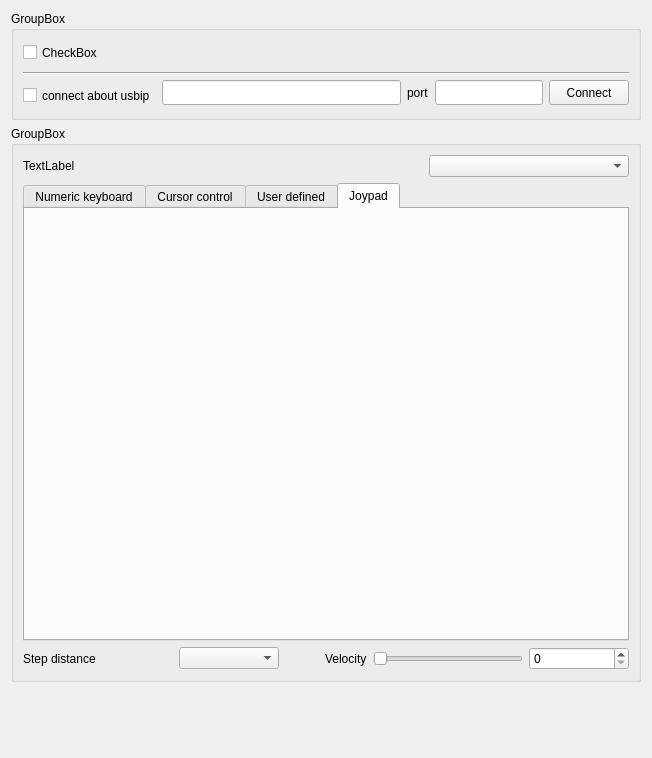
Old version of the form sources/forms/sControl.ui in the repository eduard-x/cnc-qt.
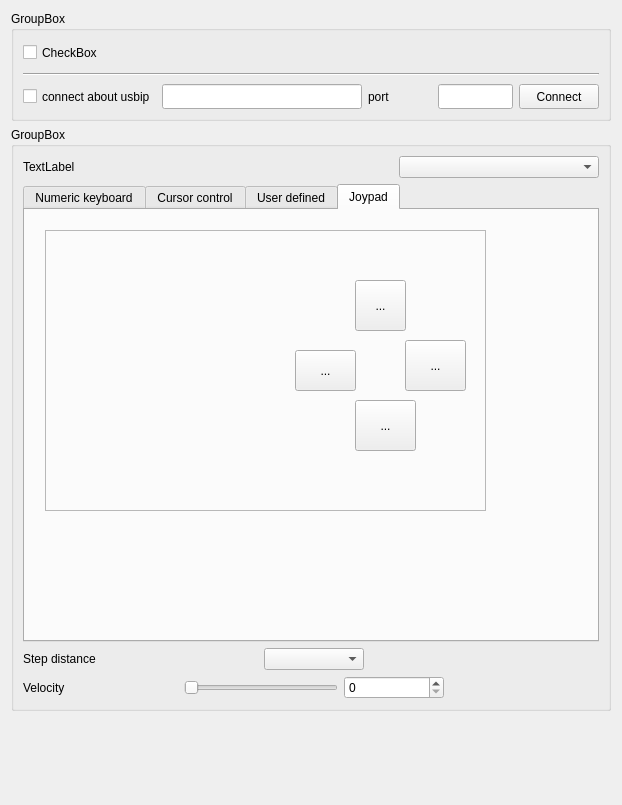
New version of the form. The open tabs and pages were chosen to show the change.

Commit message: control additinal functions

Diff of the .ui file:
```diff
--- a/sources/forms/sControl.ui
+++ b/sources/forms/sControl.ui
@@ -6,8 +6,8 @@
    <rect>
     <x>0</x>
     <y>0</y>
-    <width>647</width>
-    <height>758</height>
+    <width>612</width>
+    <height>805</height>
    </rect>
   </property>
   <property name="sizePolicy">
@@ -23,7 +23,7 @@
    <item row="0" column="0">
     <widget class="QGroupBox" name="groupRemote">
      <property name="sizePolicy">
-      <sizepolicy hsizetype="Minimum" vsizetype="Minimum">
+      <sizepolicy hsizetype="MinimumExpanding" vsizetype="MinimumExpanding">
        <horstretch>0</horstretch>
        <verstretch>0</verstretch>
       </sizepolicy>
@@ -31,34 +31,86 @@
      <property name="minimumSize">
       <size>
        <width>0</width>
-       <height>100</height>
+       <height>110</height>
       </size>
      </property>
      <property name="title">
       <string>GroupBox</string>
      </property>
-     <layout class="QGridLayout" name="gridLayout_2">
-      <item row="1" column="0" rowspan="2" colspan="5">
+     <layout class="QVBoxLayout" name="verticalLayout">
+      <item>
+       <widget class="QCheckBox" name="checkBoxOpenGL">
+        <property name="sizePolicy">
+         <sizepolicy hsizetype="Minimum" vsizetype="Minimum">
+          <horstretch>0</horstretch>
+          <verstretch>0</verstretch>
+         </sizepolicy>
+        </property>
+        <property name="minimumSize">
+         <size>
+          <width>0</width>
+          <height>25</height>
+         </size>
+        </property>
+        <property name="text">
+         <string>CheckBox</string>
+        </property>
+       </widget>
+      </item>
+      <item>
        <widget class="Line" name="line_2">
+        <property name="sizePolicy">
+         <sizepolicy hsizetype="Minimum" vsizetype="Minimum">
+          <horstretch>0</horstretch>
+          <verstretch>0</verstretch>
+         </sizepolicy>
+        </property>
         <property name="orientation">
          <enum>Qt::Horizontal</enum>
         </property>
        </widget>
       </item>
-      <item row="2" column="1" rowspan="2">
+      <item>
+       <layout class="QHBoxLayout" name="horizontalLayout_3">
+        <item>
+         <widget class="QCheckBox" name="checkBoxUSBIP">
+          <property name="sizePolicy">
+           <sizepolicy hsizetype="Minimum" vsizetype="Minimum">
+            <horstretch>0</horstretch>
+            <verstretch>0</verstretch>
+           </sizepolicy>
+          </property>
+          <property name="minimumSize">
+           <size>
+            <width>0</width>
+            <height>25</height>
+           </size>
+          </property>
+          <property name="text">
+           <string>connect about usbip</string>
+          </property>
+         </widget>
+        </item>
+        <item>
        <widget class="QLineEdit" name="lineEditIP">
+          <property name="sizePolicy">
+           <sizepolicy hsizetype="Minimum" vsizetype="Minimum">
+            <horstretch>0</horstretch>
+            <verstretch>0</verstretch>
+           </sizepolicy>
+          </property>
         <property name="minimumSize">
          <size>
-          <width>0</width>
+            <width>200</width>
           <height>25</height>
          </size>
         </property>
        </widget>
       </item>
-      <item row="2" column="2" rowspan="2">
+        <item>
        <widget class="QLabel" name="labelPort">
         <property name="sizePolicy">
-         <sizepolicy hsizetype="Minimum" vsizetype="Preferred">
+           <sizepolicy hsizetype="Minimum" vsizetype="Minimum">
           <horstretch>0</horstretch>
           <verstretch>0</verstretch>
          </sizepolicy>
@@ -74,10 +126,10 @@
         </property>
        </widget>
       </item>
-      <item row="2" column="3" rowspan="2">
+        <item>
        <widget class="QLineEdit" name="lineEditPort">
         <property name="sizePolicy">
-         <sizepolicy hsizetype="Minimum" vsizetype="Fixed">
+           <sizepolicy hsizetype="Minimum" vsizetype="Minimum">
           <horstretch>0</horstretch>
           <verstretch>0</verstretch>
          </sizepolicy>
@@ -88,10 +140,22 @@
           <height>25</height>
          </size>
         </property>
-       </widget>
-      </item>
-      <item row="2" column="4" rowspan="2">
+          <property name="maximumSize">
+           <size>
+            <width>75</width>
+            <height>16777215</height>
+           </size>
+          </property>
+         </widget>
+        </item>
+        <item>
        <widget class="QPushButton" name="pushConnect">
+          <property name="sizePolicy">
+           <sizepolicy hsizetype="Minimum" vsizetype="Minimum">
+            <horstretch>0</horstretch>
+            <verstretch>0</verstretch>
+           </sizepolicy>
+          </property>
         <property name="minimumSize">
          <size>
           <width>0</width>
@@ -103,37 +167,7 @@
         </property>
        </widget>
       </item>
-      <item row="3" column="0">
-       <widget class="QCheckBox" name="checkBox_29">
-        <property name="minimumSize">
-         <size>
-          <width>0</width>
-          <height>25</height>
-         </size>
-        </property>
-        <property name="text">
-         <string>connect about usbip</string>
-        </property>
-       </widget>
-      </item>
-      <item row="0" column="0" colspan="5">
-       <widget class="QCheckBox" name="checkBoxOpenGL">
-        <property name="sizePolicy">
-         <sizepolicy hsizetype="Minimum" vsizetype="Fixed">
-          <horstretch>0</horstretch>
-          <verstretch>0</verstretch>
-         </sizepolicy>
-        </property>
-        <property name="minimumSize">
-         <size>
-          <width>0</width>
-          <height>25</height>
-         </size>
-        </property>
-        <property name="text">
-         <string>CheckBox</string>
-        </property>
-       </widget>
+       </layout>
       </item>
      </layout>
     </widget>
@@ -157,6 +191,8 @@
      </property>
      <layout class="QGridLayout" name="gridLayout_45">
       <item row="0" column="0">
+       <layout class="QHBoxLayout" name="horizontalLayout_2">
+        <item>
        <widget class="QLabel" name="labelSelectKeyboard">
         <property name="sizePolicy">
          <sizepolicy hsizetype="Minimum" vsizetype="Preferred">
@@ -169,7 +205,7 @@
         </property>
        </widget>
       </item>
-      <item row="0" column="1">
+        <item>
        <widget class="QComboBox" name="comboBoxControl">
         <property name="sizePolicy">
          <sizepolicy hsizetype="Minimum" vsizetype="Fixed">
@@ -185,7 +221,9 @@
         </property>
        </widget>
       </item>
-      <item row="1" column="0" colspan="2">
+       </layout>
+      </item>
+      <item row="1" column="0">
        <widget class="QTabWidget" name="tabWidgetManual">
         <property name="sizePolicy">
          <sizepolicy hsizetype="Minimum" vsizetype="Expanding">
@@ -1266,13 +1304,87 @@
          <attribute name="title">
           <string>Joypad</string>
          </attribute>
+         <widget class="QFrame" name="frame">
+          <property name="geometry">
+           <rect>
+            <x>20</x>
+            <y>20</y>
+            <width>441</width>
+            <height>281</height>
+           </rect>
+          </property>
+          <property name="frameShape">
+           <enum>QFrame::StyledPanel</enum>
+          </property>
+          <property name="frameShadow">
+           <enum>QFrame::Raised</enum>
+          </property>
+          <widget class="QToolButton" name="toolButtonA">
+           <property name="geometry">
+            <rect>
+             <x>310</x>
+             <y>50</y>
+             <width>51</width>
+             <height>51</height>
+            </rect>
+           </property>
+           <property name="text">
+            <string>...</string>
+           </property>
+          </widget>
+          <widget class="QToolButton" name="toolButtonC">
+           <property name="geometry">
+            <rect>
+             <x>360</x>
+             <y>110</y>
+             <width>61</width>
+             <height>51</height>
+            </rect>
+           </property>
+           <property name="text">
+            <string>...</string>
+           </property>
+          </widget>
+          <widget class="QToolButton" name="toolButtonB">
+           <property name="geometry">
+            <rect>
+             <x>250</x>
+             <y>120</y>
+             <width>61</width>
+             <height>41</height>
+            </rect>
+           </property>
+           <property name="text">
+            <string>...</string>
+           </property>
+          </widget>
+          <widget class="QToolButton" name="toolButtonD">
+           <property name="geometry">
+            <rect>
+             <x>310</x>
+             <y>170</y>
+             <width>61</width>
+             <height>51</height>
+            </rect>
+           </property>
+           <property name="text">
+            <string>...</string>
+           </property>
+          </widget>
+         </widget>
         </widget>
        </widget>
       </item>
-      <item row="2" column="0" colspan="2">
+      <item row="2" column="0">
        <layout class="QHBoxLayout" name="horizontalLayout_4">
         <item>
          <widget class="QLabel" name="labelDistance">
+          <property name="sizePolicy">
+           <sizepolicy hsizetype="MinimumExpanding" vsizetype="Preferred">
+            <horstretch>0</horstretch>
+            <verstretch>0</verstretch>
+           </sizepolicy>
+          </property>
           <property name="minimumSize">
            <size>
             <width>150</width>
@@ -1286,6 +1398,12 @@
         </item>
         <item>
          <widget class="QComboBox" name="comboDistance">
+          <property name="sizePolicy">
+           <sizepolicy hsizetype="Minimum" vsizetype="Fixed">
+            <horstretch>0</horstretch>
+            <verstretch>0</verstretch>
+           </sizepolicy>
+          </property>
           <property name="minimumSize">
            <size>
             <width>100</width>
@@ -1307,8 +1425,18 @@
           </property>
          </spacer>
         </item>
+       </layout>
+      </item>
+      <item row="3" column="0">
+       <layout class="QHBoxLayout" name="horizontalLayout">
         <item>
          <widget class="QLabel" name="labelVelocity">
+          <property name="sizePolicy">
+           <sizepolicy hsizetype="MinimumExpanding" vsizetype="Preferred">
+            <horstretch>0</horstretch>
+            <verstretch>0</verstretch>
+           </sizepolicy>
+          </property>
           <property name="text">
            <string>Velocity</string>
           </property>
@@ -1316,6 +1444,12 @@
         </item>
         <item>
          <widget class="QSlider" name="slider">
+          <property name="sizePolicy">
+           <sizepolicy hsizetype="MinimumExpanding" vsizetype="Fixed">
+            <horstretch>0</horstretch>
+            <verstretch>0</verstretch>
+           </sizepolicy>
+          </property>
           <property name="minimumSize">
            <size>
             <width>150</width>
@@ -1367,6 +1501,19 @@
           </property>
          </widget>
         </item>
+        <item>
+         <spacer name="horizontalSpacer">
+          <property name="orientation">
+           <enum>Qt::Horizontal</enum>
+          </property>
+          <property name="sizeHint" stdset="0">
+           <size>
+            <width>40</width>
+            <height>20</height>
+           </size>
+          </property>
+         </spacer>
+        </item>
        </layout>
       </item>
      </layout>
```
Left out of the diff: 4 changed lines with no effect on the pictures. Lines whose indentation alone changed are shown as unchanged. The commit also changes 7 other files.
